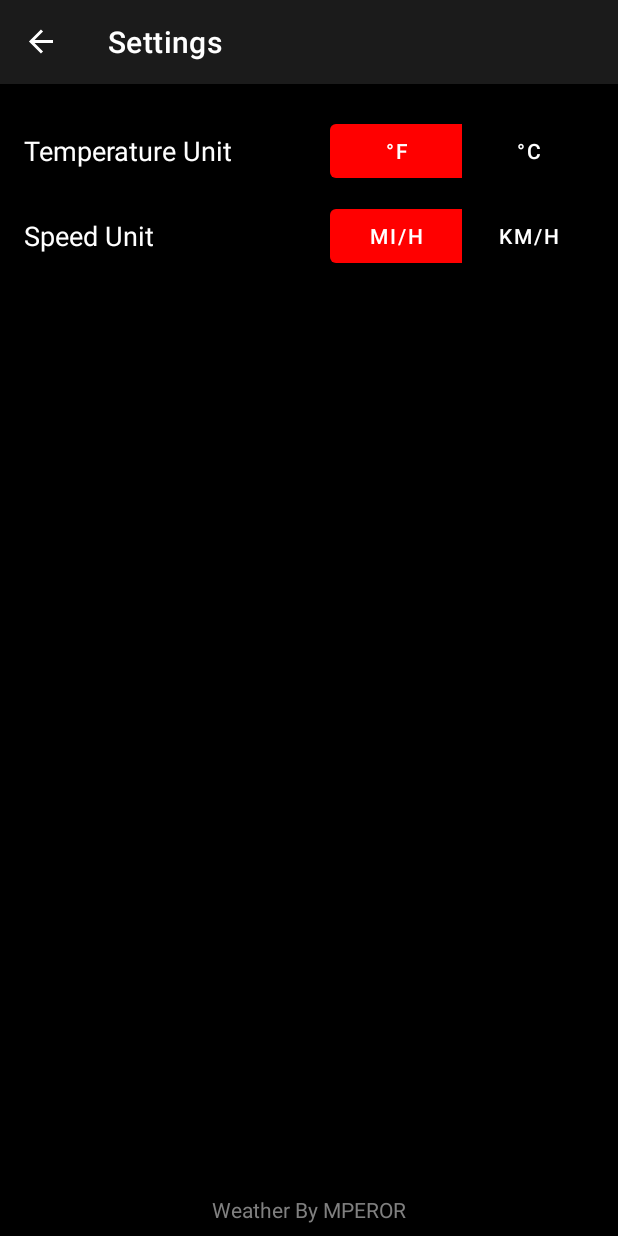
After one commit to MPEROR-9102/Weather-2, an Android app: the SettingsFragment screen opened through its navigation route, on a phone screen of 412 x 824 dp. The commit adds this screen. Run offline under Robolectric (Android 15) with nearby library versions, the phone set to English and light mode, and no system bars; our stand-ins replace Dagger/Hilt's generated code, navigation-ui; pictures from the network do not load.

Commit message:
Settings Update - 1

```diff
--- a/app/src/main/java/com/example/weather/MainActivity.kt
+++ b/app/src/main/java/com/example/weather/MainActivity.kt
@@ -25,6 +25,7 @@ val coreActivity = coreActivityChannel.receiveAsFlow()
 
 sealed class CoreActivityEvent {
     data class RequestWeatherData(val location: String) : CoreActivityEvent()
+    object UndergoUnitChange : CoreActivityEvent()
 }
 
 enum class SnackBarType {
--- a/app/src/main/java/com/example/weather/Utils.kt
+++ b/app/src/main/java/com/example/weather/Utils.kt
@@ -40,7 +40,7 @@ fun formatWindSpeedDisplay(windSpeed: Float, speedUnit: SpeedUnit): String {
             String.format("%1$.1f mi/h", windSpeed / 1.609)
         }
         SpeedUnit.KILOMETERS -> {
-            String.format("%1$1.1f km", windSpeed)
+            String.format("%1$1.1f km/h", windSpeed)
         }
     }
 }
@@ -51,7 +51,7 @@ fun formatVisibilityDisplay(visibility: Float, speedUnit: SpeedUnit): String {
             String.format("%1$1.1f mi", visibility / 1609)
         }
         SpeedUnit.KILOMETERS -> {
-            String.format("%1$1.1f km", visibility / 10000)
+            String.format("%1$1.1f km", visibility / 1000)
         }
     }
 }
--- a/app/src/main/java/com/example/weather/currentweather/HourlyForecastAdapter.kt
+++ b/app/src/main/java/com/example/weather/currentweather/HourlyForecastAdapter.kt
@@ -17,10 +17,8 @@ import kotlinx.coroutines.CoroutineScope
 import kotlinx.coroutines.flow.first
 import kotlinx.coroutines.launch
 import javax.inject.Inject
-import javax.inject.Singleton
 
 @RequiresApi(Build.VERSION_CODES.O)
-@Singleton
 class HourlyForecastAdapter @Inject constructor(
     @ApplicationScope applicationScope: CoroutineScope,
     preferenceManager: PreferenceManager
--- /dev/null
+++ b/app/src/main/java/com/example/weather/settings/SettingsFragment.kt
@@ -0,0 +1,92 @@
+package com.example.weather.settings
+
+import android.graphics.Color
+import android.os.Bundle
+import android.view.LayoutInflater
+import android.view.View
+import android.view.ViewGroup
+import androidx.fragment.app.Fragment
+import androidx.fragment.app.viewModels
+import androidx.navigation.fragment.findNavController
+import androidx.navigation.ui.setupWithNavController
+import com.example.weather.R
+import com.example.weather.SpeedUnit
+import com.example.weather.TemperatureUnit
+import com.example.weather.databinding.FragmentSettingsBinding
+import dagger.hilt.android.AndroidEntryPoint
+
+@AndroidEntryPoint
+class SettingsFragment : Fragment() {
+
+    private var _binding: FragmentSettingsBinding? = null
+    private val binding get() = _binding!!
+
+    val viewModel by viewModels<SettingsViewModel>()
+
+    override fun onCreateView(
+        inflater: LayoutInflater, container: ViewGroup?, savedInstanceState: Bundle?
+    ): View? {
+        _binding = FragmentSettingsBinding.inflate(inflater, container, false)
+
+        binding.apply {
+            settingsToolbar.setupWithNavController(findNavController())
+            fahrenheitButton.setBackgroundColor(Color.BLACK)
+            celsiusButton.setBackgroundColor(Color.BLACK)
+            milesButton.setBackgroundColor(Color.BLACK)
+            kilometerButton.setBackgroundColor(Color.BLACK)
+
+            viewModel.preferences.observe(viewLifecycleOwner) {
+                when (it.temperatureUnit) {
+                    TemperatureUnit.FAHRENHEIT -> fahrenheitButton.setBackgroundColor(Color.RED)
+                    TemperatureUnit.CELSIUS -> celsiusButton.setBackgroundColor(Color.RED)
+                }
+                when (it.speedUnit) {
+                    SpeedUnit.MILES -> milesButton.setBackgroundColor(Color.RED)
+                    SpeedUnit.KILOMETERS -> kilometerButton.setBackgroundColor(Color.RED)
+                }
+            }
+
+            temperatureToggleButton.addOnButtonCheckedListener { toggleButton, checkId, isChecked ->
+                if (isChecked) {
+                    var temperatureUnit = TemperatureUnit.FAHRENHEIT
+                    when (checkId) {
+                        R.id.fahrenheitButton -> {
+                            fahrenheitButton.setBackgroundColor(Color.RED)
+                            celsiusButton.setBackgroundColor(Color.BLACK)
+                        }
+                        R.id.celsiusButton -> {
+                            celsiusButton.setBackgroundColor(Color.RED)
+                            fahrenheitButton.setBackgroundColor(Color.BLACK)
+                            temperatureUnit = TemperatureUnit.CELSIUS
+                        }
+                    }
+                    viewModel.onTemperatureToggleButtonClicked(temperatureUnit)
+                }
+            }
+
+            speedToggleButton.addOnButtonCheckedListener { toggleButton, checkId, isChecked ->
+                if (isChecked) {
+                    var speedUnit = SpeedUnit.MILES
+                    when (checkId) {
+                        R.id.milesButton -> {
+                            milesButton.setBackgroundColor(Color.RED)
+                            kilometerButton.setBackgroundColor(Color.BLACK)
+                        }
+                        R.id.kilometerButton -> {
+                            kilometerButton.setBackgroundColor(Color.RED)
+                            milesButton.setBackgroundColor(Color.BLACK)
+                            speedUnit = SpeedUnit.KILOMETERS
+                        }
+                    }
+                    viewModel.onSpeedToggleButtonClicked(speedUnit)
+                }
+            }
+        }
+        return binding.root
+    }
+
+    override fun onDestroyView() {
+        super.onDestroyView()
+        _binding = null
+    }
+}
--- /dev/null
+++ b/app/src/main/java/com/example/weather/settings/SettingsViewModel.kt
@@ -0,0 +1,74 @@
+package com.example.weather.settings
+
+import android.util.Log
+import androidx.lifecycle.ViewModel
+import androidx.lifecycle.asLiveData
+import androidx.lifecycle.viewModelScope
+import com.example.weather.*
+import com.example.weather.di.ApplicationScope
+import dagger.hilt.android.lifecycle.HiltViewModel
+import kotlinx.coroutines.CoroutineScope
+import kotlinx.coroutines.flow.first
+import kotlinx.coroutines.launch
+import javax.inject.Inject
+
+private const val TAG = "SettingsViewModel"
+
+@HiltViewModel
+class SettingsViewModel @Inject constructor(
+    @ApplicationScope private val applicationScope: CoroutineScope,
+    private val preferenceManager: PreferenceManager
+) : ViewModel() {
+
+    private val preferenceFlow = preferenceManager.preferencesFlow
+    val preferences = preferenceFlow.asLiveData()
+
+    private lateinit var currentTemperatureUnit: TemperatureUnit
+    private lateinit var currentSpeedUnit: SpeedUnit
+    private var changedTemperatureUnit: TemperatureUnit? = null
+    private var changedSpeedUnit: SpeedUnit? = null
+
+    init {
+        viewModelScope.launch {
+            preferenceFlow.first().apply {
+                currentTemperatureUnit = this.temperatureUnit
+                currentSpeedUnit = this.speedUnit
+            }
+        }
+    }
+
+    fun onTemperatureToggleButtonClicked(temperatureUnit: TemperatureUnit) {
+        changedTemperatureUnit = when (temperatureUnit) {
+            TemperatureUnit.FAHRENHEIT -> {
+                TemperatureUnit.FAHRENHEIT
+            }
+            TemperatureUnit.CELSIUS -> {
+                TemperatureUnit.CELSIUS
+            }
+        }
+    }
+
+    fun onSpeedToggleButtonClicked(speedUnit: SpeedUnit) {
+        changedSpeedUnit = when (speedUnit) {
+            SpeedUnit.MILES -> SpeedUnit.MILES
+            SpeedUnit.KILOMETERS -> SpeedUnit.KILOMETERS
+        }
+    }
+
+    override fun onCleared() {
+        super.onCleared()
+        applicationScope.launch {
+            if (changedTemperatureUnit != null && changedTemperatureUnit != currentTemperatureUnit) {
+                Log.d(TAG, "onCleared: Temperature Changed")
+                preferenceManager.updateTemperatureUnit(changedTemperatureUnit as TemperatureUnit)
+            }
+            if (changedSpeedUnit != null && changedSpeedUnit != currentSpeedUnit) {
+                Log.d(TAG, "onCleared: Speed Changed")
+                preferenceManager.updateSpeedUnit(changedSpeedUnit as SpeedUnit)
+            }
+            if (changedSpeedUnit != null || changedTemperatureUnit != null) {
+                coreActivityChannel.send(CoreActivityEvent.UndergoUnitChange)
+            }
+        }
+    }
+}
--- a/app/src/main/res/drawable/ic_baseline_wb_sunny_24.xml
+++ b/app/src/main/res/drawable/ic_baseline_wb_sunny_24.xml
@@ -1,7 +1,7 @@
 <vector xmlns:android="http://schemas.android.com/apk/res/android"
     android:width="24dp"
     android:height="24dp"
-    android:tint="#FFC107"
+    android:tint="#FFFFFF"
     android:viewportWidth="24"
     android:viewportHeight="24">
     <path
--- a/app/src/main/res/layout/fragment_location.xml
+++ b/app/src/main/res/layout/fragment_location.xml
@@ -50,7 +50,7 @@
             style="@style/Widget.MaterialComponents.Toolbar.PrimarySurface"
             android:layout_width="match_parent"
             android:layout_height="match_parent"
-            android:background="@color/black"
+            android:background="@color/dark_grey"
             app:menu="@menu/location_menu"
             app:titleTextColor="@color/white" />
 
--- /dev/null
+++ b/app/src/main/res/layout/fragment_settings.xml
@@ -0,0 +1,119 @@
+<?xml version="1.0" encoding="utf-8"?>
+<androidx.constraintlayout.widget.ConstraintLayout xmlns:android="http://schemas.android.com/apk/res/android"
+    xmlns:app="http://schemas.android.com/apk/res-auto"
+    xmlns:tools="http://schemas.android.com/tools"
+    android:layout_width="match_parent"
+    android:layout_height="match_parent"
+    android:background="@color/black"
+    tools:context=".settings.SettingsFragment">
+
+    <com.google.android.material.appbar.AppBarLayout
+        android:id="@+id/appBarLayout2"
+        android:layout_width="match_parent"
+        android:layout_height="wrap_content"
+        app:layout_constraintEnd_toEndOf="parent"
+        app:layout_constraintStart_toStartOf="parent"
+        app:layout_constraintTop_toTopOf="parent">
+
+        <com.google.android.material.appbar.MaterialToolbar
+            android:id="@+id/settingsToolbar"
+            style="@style/Widget.MaterialComponents.Toolbar.PrimarySurface"
+            android:layout_width="match_parent"
+            android:layout_height="match_parent"
+            android:background="@color/dark_grey"
+            app:titleTextColor="@color/white"
+            tools:title="Settings" />
+
+    </com.google.android.material.appbar.AppBarLayout>
+
+    <TextView
+        android:id="@+id/temperatureTextView"
+        android:layout_width="wrap_content"
+        android:layout_height="wrap_content"
+        android:layout_marginTop="16dp"
+        android:padding="16dp"
+        android:text="@string/temp_unit_text_view"
+        android:textAppearance="@style/TextAppearance.AppCompat.Medium"
+        android:textColor="@color/white"
+        app:layout_constraintStart_toStartOf="parent"
+        app:layout_constraintTop_toBottomOf="@+id/appBarLayout2" />
+
+    <com.google.android.material.button.MaterialButtonToggleGroup
+        android:id="@+id/temperatureToggleButton"
+        android:layout_width="wrap_content"
+        android:layout_height="wrap_content"
+        android:layout_marginEnd="16dp"
+        app:layout_constraintBottom_toBottomOf="@+id/temperatureTextView"
+        app:layout_constraintEnd_toEndOf="parent"
+        app:layout_constraintHorizontal_bias="1.0"
+        app:layout_constraintStart_toEndOf="@+id/temperatureTextView"
+        app:layout_constraintTop_toTopOf="@+id/temperatureTextView"
+        app:singleSelection="true">
+
+        <Button
+            android:id="@+id/fahrenheitButton"
+            android:layout_width="wrap_content"
+            android:layout_height="wrap_content"
+            android:text="@string/fahrenheit_toggle_text"
+            android:textColor="@color/white" />
+
+        <Button
+            android:id="@+id/celsiusButton"
+            android:layout_width="wrap_content"
+            android:layout_height="wrap_content"
+            android:text="@string/celsius_toggle_text"
+            android:textColor="@color/white" />
+
+    </com.google.android.material.button.MaterialButtonToggleGroup>
+
+    <TextView
+        android:id="@+id/speedTextView"
+        android:layout_width="wrap_content"
+        android:layout_height="wrap_content"
+        android:padding="16dp"
+        android:text="@string/speed_unit_text_view"
+        android:textAppearance="@style/TextAppearance.AppCompat.Medium"
+        android:textColor="@color/white"
+        app:layout_constraintStart_toStartOf="parent"
+        app:layout_constraintTop_toBottomOf="@+id/temperatureTextView" />
+
+    <com.google.android.material.button.MaterialButtonToggleGroup
+        android:id="@+id/speedToggleButton"
+        android:layout_width="wrap_content"
+        android:layout_height="wrap_content"
+        android:layout_marginEnd="16dp"
+        app:layout_constraintBottom_toBottomOf="@+id/speedTextView"
+        app:layout_constraintEnd_toEndOf="parent"
+        app:layout_constraintHorizontal_bias="1.0"
+        app:layout_constraintStart_toEndOf="@+id/speedTextView"
+        app:layout_constraintTop_toTopOf="@+id/speedTextView"
+        app:singleSelection="true">
+
+        <Button
+            android:id="@+id/milesButton"
+            android:layout_width="wrap_content"
+            android:layout_height="wrap_content"
+            android:text="@string/miles_toggle_text"
+            android:textColor="@color/white" />
+
+        <Button
+            android:id="@+id/kilometerButton"
+            android:layout_width="wrap_content"
+            android:layout_height="wrap_content"
+            android:text="@string/kilometer_toggle_text"
+            android:textColor="@color/white" />
+
+    </com.google.android.material.button.MaterialButtonToggleGroup>
+
+    <TextView
+        android:id="@+id/appTag"
+        android:layout_width="wrap_content"
+        android:layout_height="wrap_content"
+        android:layout_marginBottom="8dp"
+        android:text="@string/app_tag"
+        android:textColor="@color/grey"
+        app:layout_constraintBottom_toBottomOf="parent"
+        app:layout_constraintEnd_toEndOf="parent"
+        app:layout_constraintStart_toStartOf="parent" />
+
+</androidx.constraintlayout.widget.ConstraintLayout>
--- a/app/src/main/res/layout/fragment_weather.xml
+++ b/app/src/main/res/layout/fragment_weather.xml
@@ -163,7 +163,6 @@
                             android:layout_width="match_parent"
                             android:layout_height="wrap_content"
                             android:fadeScrollbars="true"
-                            android:paddingBottom="12dp"
                             android:scrollbars="horizontal"
                             app:layoutManager="androidx.recyclerview.widget.LinearLayoutManager"
                             app:layout_constraintBottom_toBottomOf="parent"
@@ -251,7 +250,7 @@
                             android:layout_marginStart="8dp"
                             android:layout_marginTop="24dp"
                             android:layout_marginEnd="8dp"
-                            app:indicatorColor="@color/white"
+                            app:indicatorColor="@color/red"
                             app:layout_constraintBottom_toBottomOf="parent"
                             app:layout_constraintEnd_toStartOf="@id/sunsetImageView"
                             app:layout_constraintStart_toEndOf="@id/sunriseImageView"
--- a/app/src/main/res/layout/hourly_view_layout.xml
+++ b/app/src/main/res/layout/hourly_view_layout.xml
@@ -31,6 +31,7 @@
         android:id="@+id/tempTextView"
         android:layout_width="wrap_content"
         android:layout_height="wrap_content"
+        android:paddingBottom="12dp"
         android:textColor="@color/white"
         android:textStyle="bold"
         app:layout_constraintEnd_toEndOf="@+id/iconImageView"
--- a/app/src/main/res/navigation/main_nav.xml
+++ b/app/src/main/res/navigation/main_nav.xml
@@ -17,6 +17,9 @@
         <action
             android:id="@+id/action_weatherFragment2_to_locationFragment"
             app:destination="@id/locationFragment" />
+        <action
+            android:id="@+id/action_weatherFragment2_to_settingsFragment"
+            app:destination="@id/settingsFragment" />
     </fragment>
     <dialog
         android:id="@+id/locationEntryDialogFragment"
@@ -25,4 +28,9 @@
     <action
         android:id="@+id/action_global_locationEntryDialogFragment"
         app:destination="@id/locationEntryDialogFragment" />
+    <fragment
+        android:id="@+id/settingsFragment"
+        android:name="com.example.weather.settings.SettingsFragment"
+        android:label="Settings"
+        tools:layout="@layout/fragment_settings" />
 </navigation>
--- a/app/src/main/res/values-night/strings.xml
+++ b/app/src/main/res/values-night/strings.xml
@@ -17,4 +17,11 @@
     <string name="wind_text_view">WIND</string>
     <string name="pressure_text_view">PRESSURE</string>
     <string name="visibility_text_view">VISIBILITY</string>
+    <string name="fahrenheit_toggle_text">°F</string>
+    <string name="celsius_toggle_text">°C</string>
+    <string name="temp_unit_text_view">Temperature Unit</string>
+    <string name="speed_unit_text_view">Speed Unit</string>
+    <string name="miles_toggle_text">mi/h</string>
+    <string name="kilometer_toggle_text">km/h</string>
+    <string name="app_tag">Weather By MPEROR</string>
 </resources>
--- a/app/src/main/res/values/strings.xml
+++ b/app/src/main/res/values/strings.xml
@@ -16,4 +16,11 @@
     <string name="wind_text_view">WIND</string>
     <string name="pressure_text_view">PRESSURE</string>
     <string name="visibility_text_view">VISIBILITY</string>
+    <string name="fahrenheit_toggle_text">°F</string>
+    <string name="celsius_toggle_text">°C</string>
+    <string name="temp_unit_text_view">Temperature Unit</string>
+    <string name="speed_unit_text_view">Speed Unit</string>
+    <string name="miles_toggle_text">mi/h</string>
+    <string name="kilometer_toggle_text">km/h</string>
+    <string name="app_tag">Weather By MPEROR</string>
 </resources>
```
Also changed, not shown: app/src/main/java/com/example/weather/currentweather/WeatherFragment.kt (+11 -5 lines), app/src/main/java/com/example/weather/currentweather/WeatherViewModel.kt (+29 -2 lines), app/src/main/res/drawable-anydpi/open_weather_map.png (deleted).
